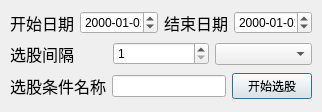
The window that QtDesign/BatchSearcher.ui (victor647/QuantumStockTrade) describes before a commit, drawn with Qt 5.
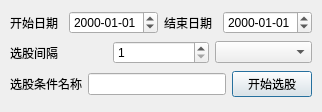
The same window after the commit.

```diff
--- a/QtDesign/BatchSearcher.ui
+++ b/QtDesign/BatchSearcher.ui
@@ -30,7 +30,7 @@
         <property name="font">
          <font>
           <family>Helvetica</family>
-          <pointsize>12</pointsize>
+          <pointsize>9</pointsize>
          </font>
         </property>
         <property name="text">
@@ -55,7 +55,7 @@
         <property name="font">
          <font>
           <family>Helvetica</family>
-          <pointsize>12</pointsize>
+          <pointsize>9</pointsize>
          </font>
         </property>
         <property name="text">
@@ -84,7 +84,7 @@
         <property name="font">
          <font>
           <family>Helvetica</family>
-          <pointsize>12</pointsize>
+          <pointsize>9</pointsize>
          </font>
         </property>
         <property name="text">
@@ -128,7 +128,7 @@
         <property name="font">
          <font>
           <family>Helvetica</family>
-          <pointsize>12</pointsize>
+          <pointsize>9</pointsize>
          </font>
         </property>
         <property name="text">
```
